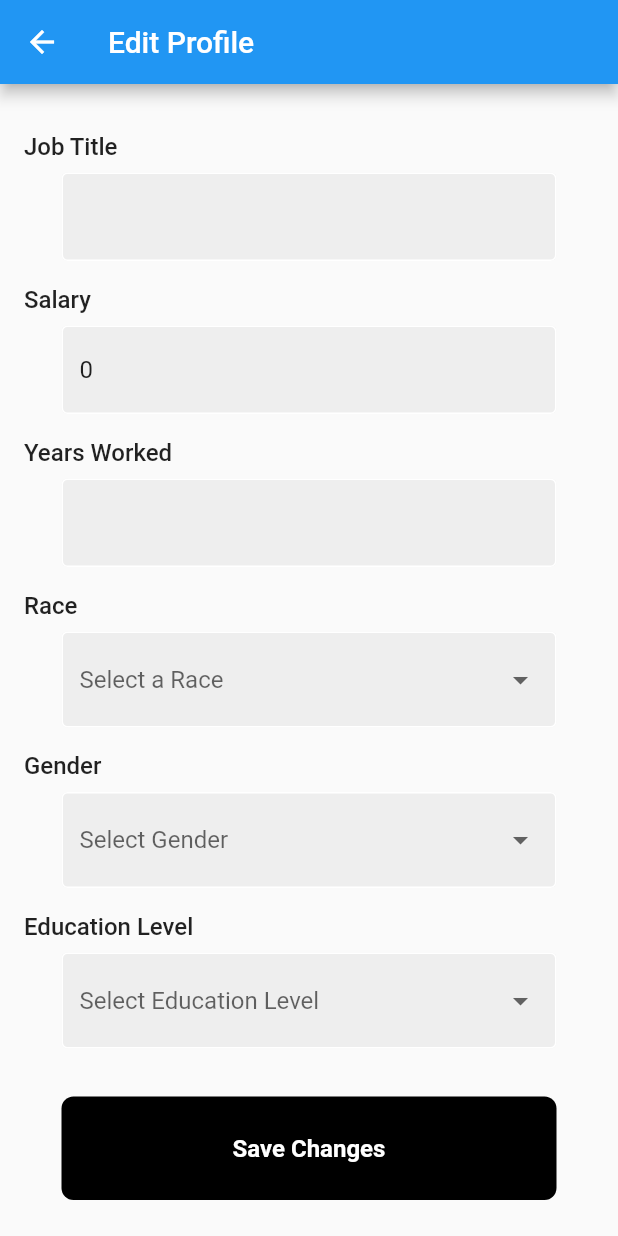
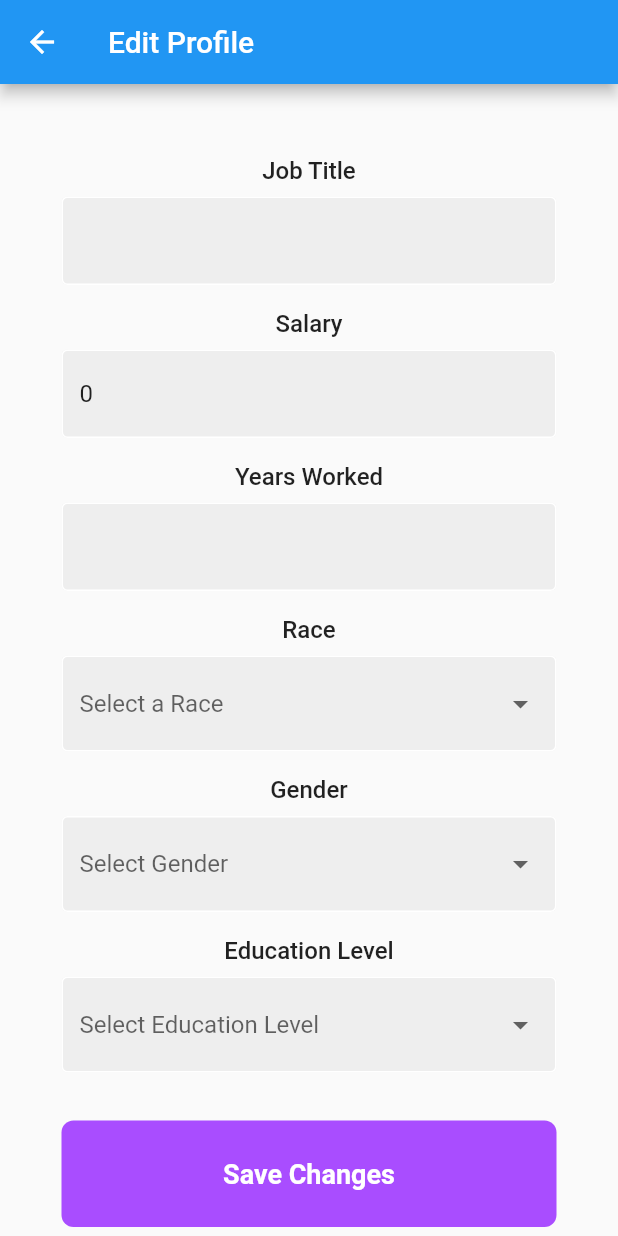
Before and after one commit to akukerang/real-worth, a Flutter app: the screen it shows once a user with an empty profile is signed in, item 2 of the bottom bar chosen, after a tap on "Edit Profile", on a phone screen of 412 x 824 dp. Run offline on Flutter 3.47's test engine with Material 2 defaults, Android fonts, the phone set to English and light mode, and no system bars; our stand-ins replace cloud_firestore, firebase_auth, firebase_core, syncfusion_flutter_charts; accounts and stored records are empty.

Commit message:
used labels in edit profile
experimented with some colors, still working

```diff
--- a/lib/components/my_button.dart
+++ b/lib/components/my_button.dart
@@ -14,7 +14,7 @@ class MyButton extends StatelessWidget {
           padding: const EdgeInsets.all(25),
           margin: const EdgeInsets.symmetric(horizontal: 25),
           decoration: BoxDecoration(
-            color: Colors.black,
+            color: const Color.fromARGB(255, 169, 77, 255),
             borderRadius: BorderRadius.circular(8),
           ),
           child: Center(
@@ -24,7 +24,7 @@ class MyButton extends StatelessWidget {
                 style: const TextStyle(
                   color: Colors.white,
                   fontWeight: FontWeight.bold,
-                  fontSize: 16,
+                  fontSize: 18,
                 ),
               ),
             ),
--- a/lib/global/globalStyle.dart
+++ b/lib/global/globalStyle.dart
@@ -1,7 +1,29 @@
 import 'package:flutter/material.dart';
 
+//
 class componentStyle {
   static elevatedStyle() {
     return ElevatedButton.styleFrom(backgroundColor: Colors.black);
   }
 }
+
+//button styles
+class ButtonStyles extends StatelessWidget {
+  const ButtonStyles({super.key});
+
+  @override
+  Widget build(BuildContext context) {
+    return const Placeholder();
+  }
+}
+
+
+//dropdown and textfield styles
+class FieldStyles extends StatelessWidget {
+  const FieldStyles({super.key});
+
+  @override
+  Widget build(BuildContext context) {
+    return const Placeholder();
+  }
+}
--- a/lib/login_forms/login_page1.dart
+++ b/lib/login_forms/login_page1.dart
@@ -49,7 +49,7 @@ class _LoginPageState extends State<LoginPage> {
   @override
   Widget build(BuildContext context) {
     return Scaffold(
-      backgroundColor: Colors.grey[300],
+      backgroundColor: Colors.white,
       body: SafeArea(
         child: Center(
           child: SingleChildScrollView(
@@ -69,7 +69,7 @@ class _LoginPageState extends State<LoginPage> {
                     ),
                   ),
 
-                  const SizedBox(height: 25),
+                  const SizedBox(height: 30),
 
                   //username textfield
                   MyTextField(
@@ -89,7 +89,7 @@ class _LoginPageState extends State<LoginPage> {
                         loginFail ? 'Wrong email or Wrong password' : null,
                   ),
 
-                  const SizedBox(height: 10),
+                  const SizedBox(height: 15),
 
                   //password TextField
                   MyTextField(
--- a/lib/profile/editprofile.dart
+++ b/lib/profile/editprofile.dart
@@ -2,6 +2,7 @@ import 'package:cloud_firestore/cloud_firestore.dart';
 import 'package:flutter/material.dart';
 import 'package:flutter/services.dart';
 import 'package:real_worth/components/my_textfield.dart';
+import '../components/label.dart';
 import '../components/my_dropdown.dart';
 import '../global/globalStyle.dart';
 
@@ -29,23 +30,6 @@ class _EditProfilePageState extends State<EditProfilePage> {
   String? _years;
   String? _race;
   String? _gender;
-  final List<String> _raceOptions = [
-    "White",
-    "Black",
-    "Asian",
-    "Latino",
-    "Other"
-  ];
-  final List<String> _educationOptions = [
-    "None",
-    "High School",
-    "Associates",
-    "Bachelors",
-    "Masters",
-    "PHD"
-  ];
-
-  final List<String> _genderOptions = ["Male", "Female", "Other"];
 
   @override
   Widget build(BuildContext context) {
@@ -78,15 +62,11 @@ class _EditProfilePageState extends State<EditProfilePage> {
                     child: Column(
                       crossAxisAlignment: CrossAxisAlignment.stretch,
                       children: [
+
                         const SizedBox(height: 16.0),
-                        const Text(
-                          "Job Title",
-                          style: TextStyle(
-                            fontWeight: FontWeight.w500,
-                            fontSize: 16.0,
-                          ),
-                        ),
-                        const SizedBox(height: 8.0),
+
+                        const Label(label: 'Job Title'),
+
                         MyTextField(
                           initialValue: _jobTitle,
                           hintText: "Job Title",
@@ -102,15 +82,9 @@ class _EditProfilePageState extends State<EditProfilePage> {
                             });
                           },
                         ),
-                        const SizedBox(height: 16.0),
-                        const Text(
-                          "Salary",
-                          style: TextStyle(
-                            fontWeight: FontWeight.w500,
-                            fontSize: 16.0,
-                          ),
-                        ),
-                        const SizedBox(height: 8.0),
+
+                        const Label(label: 'Salary'),
+
                         MyTextField(
                           keyboardType: TextInputType.number,
                           inputFormatters: [
@@ -130,15 +104,9 @@ class _EditProfilePageState extends State<EditProfilePage> {
                             return null;
                           },
                         ),
-                        const SizedBox(height: 16.0),
-                        const Text(
-                          "Years Worked",
-                          style: TextStyle(
-                            fontWeight: FontWeight.w500,
-                            fontSize: 16.0,
-                          ),
-                        ),
-                        const SizedBox(height: 8.0),
+
+                        const Label(label: 'Years Worked'),
+
                         MyTextField(
                           initialValue: _years,
                           hintText: "Years worked",
@@ -158,15 +126,9 @@ class _EditProfilePageState extends State<EditProfilePage> {
                             });
                           },
                         ),
-                        const SizedBox(height: 16.0),
-                        const Text(
-                          "Race",
-                          style: TextStyle(
-                            fontWeight: FontWeight.w500,
-                            fontSize: 16.0,
-                          ),
-                        ),
-                        const SizedBox(height: 8.0),
+
+                        const Label(label: 'Race'),
+
                         MyDropdown(
                             menuItems: const [
                               'White',
@@ -183,18 +145,15 @@ class _EditProfilePageState extends State<EditProfilePage> {
                               });
                             },
                             onChanged: (value) {},
-                            validator: (value) {}),
-                        const SizedBox(height: 16.0),
-                        const Text(
-                          "Gender",
-                          style: TextStyle(
-                            fontWeight: FontWeight.w500,
-                            fontSize: 16.0,
+                            validator: (value) {}
                           ),
-                        ),
-                        const SizedBox(height: 8.0),
+
+                        const Label(label: 'Gender'),
+
                         MyDropdown(
-                            menuItems: const ['Male', 'Female', 'Other'],
+                            menuItems: const ['Male',
+                                              'Female',
+                                              'Other'],
                             value: _gender,
                             hint: 'Select Gender',
                             onSaved: (value) {
@@ -203,16 +162,11 @@ class _EditProfilePageState extends State<EditProfilePage> {
                               });
                             },
                             onChanged: (value) {},
-                            validator: (value) {}),
-                        const SizedBox(height: 16.0),
-                        const Text(
-                          "Education Level",
-                          style: TextStyle(
-                            fontWeight: FontWeight.w500,
-                            fontSize: 16.0,
+                            validator: (value) {},
                           ),
-                        ),
-                        const SizedBox(height: 8.0),
+
+                        const Label(label:"Education Level"),
+
                         MyDropdown(
                           menuItems: const [
                             'None',
@@ -232,6 +186,7 @@ class _EditProfilePageState extends State<EditProfilePage> {
                           onChanged: (value) {},
                           validator: (value) {},
                         ),
+
                         const SizedBox(height: 32.0),
                         MyButton(
                           label: "Save Changes",
--- a/lib/registration/registerCompany.dart
+++ b/lib/registration/registerCompany.dart
@@ -34,7 +34,8 @@ class _RegisterCompanyState extends State<RegisterCompany> {
         child: ListView(
           padding: const EdgeInsets.all(20.0),
           children: [
-            Label(label: "Company Name"),
+            const Label(label: "Company Name"),
+
             MyTextField(
               controller: _compNameController,
               hintText: "Enter the company name",
@@ -50,7 +51,9 @@ class _RegisterCompanyState extends State<RegisterCompany> {
                 _compName = value!.trim();
               },
             ),
-            Label(label: "City"),
+
+            const Label(label: "City"),
+
             MyTextField(
               controller: _cityController,
               keyboardType: TextInputType.name,
@@ -67,7 +70,9 @@ class _RegisterCompanyState extends State<RegisterCompany> {
                 _city = value!.trim();
               },
             ),
-            Label(label: "State"),
+
+            const Label(label: "State"),
+
             MyTextField(
               controller: _stateController,
               hintText: "Enter the state",
@@ -87,7 +92,9 @@ class _RegisterCompanyState extends State<RegisterCompany> {
                 _state = value!.trim();
               },
             ),
+
             const SizedBox(height: 32.0),
+
             ElevatedButton(
               child: const Text('Add Company'),
               onPressed: () async {
--- a/pubspec.yaml
+++ b/pubspec.yaml
@@ -67,8 +67,8 @@ flutter:
 
   # To add assets to your application, add an assets section, like this:
   assets:
-    - lib/images/google.png
-    - lib/images/logo.png
+    - lib\images\google.png
+    - lib\images\Real-Worth-Logo.png\
 
 
 
```
Also changed, not shown: lib/images/Real-Worth-Logo.png (added), lib/images/logo.png (deleted), lib/profile/profile.dart (line endings or trailing spaces).
